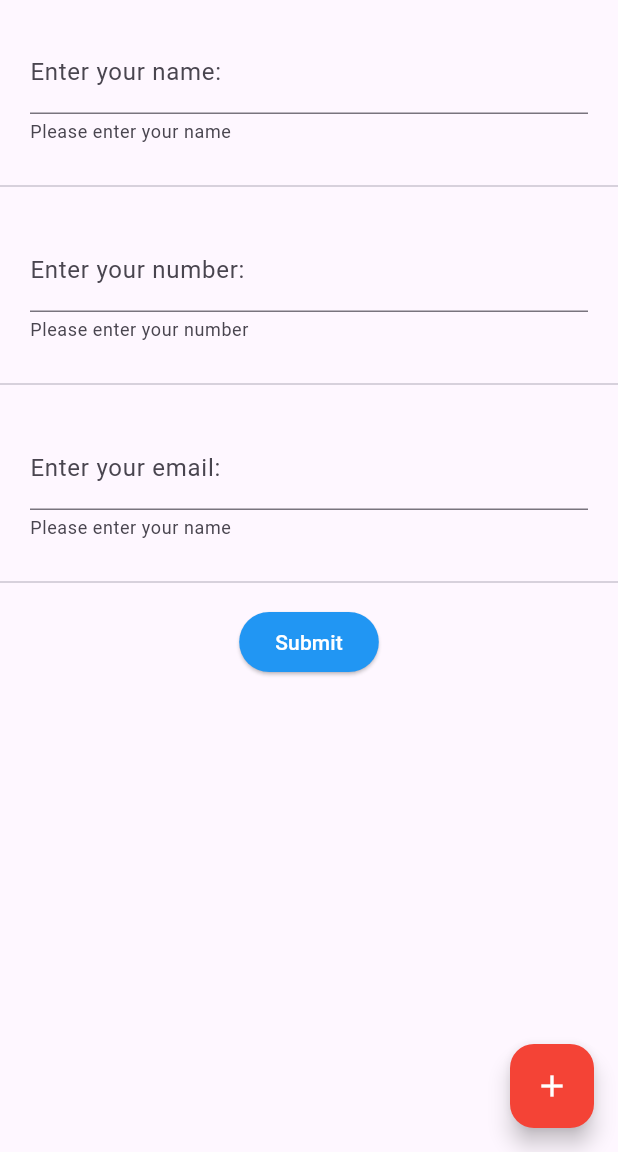
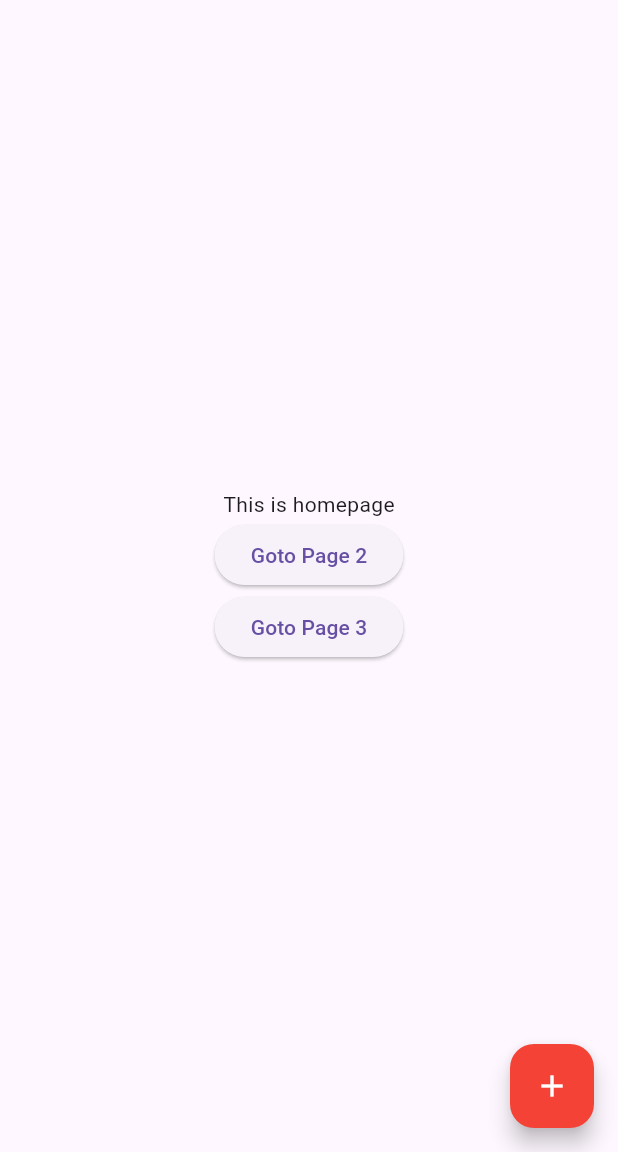
Before and after one commit to iliyasrobin/myflutterpractice, a Flutter app: the screen it shows after launch, on a phone screen of 412 x 824 dp, the part 84-1236 px from its top. Run offline on Flutter 3.47's test engine with Material 3 defaults, Android fonts, the phone set to English and light mode, and no system bars.

```diff
--- a/lib/main.dart
+++ b/lib/main.dart
@@ -27,83 +27,19 @@ class Home extends StatelessWidget {
         backgroundColor: Colors.blue,
         foregroundColor: Colors.white,
       ),
-      body: SingleChildScrollView(
-        child: Column(
-          mainAxisAlignment: MainAxisAlignment.start,
-          crossAxisAlignment: CrossAxisAlignment.start,
-          children: [
-            Padding(
-             padding: const EdgeInsets.all(20),
-             child: TextField(
-               decoration: InputDecoration(
-                 hintText: "Enter your name",
-                 helperText: "Please enter your name",
-                 prefix: Text("Name: "),
-                 // suffix: Text("@gmail.com"),
-                 label: Text("Enter your name:"),
-                 // filled: false,
-                 // fillColor: Colors.green,
-               ),
-             ),
-           ),
-
-            //using divider
-            Divider(),
-            //using divider
-
-            Padding(
-              padding: const EdgeInsets.all(20),
-              child: TextField(
-                keyboardType: TextInputType.number,
-                decoration: InputDecoration(
-                  hintText: "Enter your Number",
-                  helperText: "Please enter your number",
-                  prefix: Text("+880"),
-                  label: Text("Enter your number:"),
-                ),
-              ),
-            ),
-
-
-            //using divider
-            Divider(),
-            //using divider
-
-
-            Padding(
-              padding: const EdgeInsets.all(20),
-              child: TextField(
-                decoration: InputDecoration(
-                  hintText: "Enter your email",
-                  helperText: "Please enter your name",
-                  label: Text("Enter your email:"),
-                 suffix: Text("@gmail.com"),
-                ),
-              ),
-
-            ),
-
-
-            //using divider
-            Divider(),
-            //using divider
-
-            Center(
-              child: Padding(
-                padding: const EdgeInsets.all(8),
-                child: ElevatedButton(onPressed: (){
-                  print("Submit button pressed");
-                }, child: Text("Submit"),
-                  style: ElevatedButton.styleFrom(
-                    backgroundColor: Colors.blue,
-                    foregroundColor: Colors.white,
-
-                  )),
-              ),
-            )
-          ],
-        )
-
+      body: Column(
+        mainAxisAlignment: MainAxisAlignment.center,
+        children: [
+          Center(
+            child: Text("This is homepage"),
+          ),
+          ElevatedButton(onPressed: (){
+            Navigator.push(context, MaterialPageRoute(builder: (context)=>Page2()));
+          }, child: Text("Goto Page 2")),
+          ElevatedButton(onPressed: (){
+            Navigator.push(context, MaterialPageRoute(builder: (context)=>Page3()));
+          }, child: Text("Goto Page 3")),
+        ],
       ),
       floatingActionButton: FloatingActionButton(
         onPressed: () {
@@ -116,3 +52,79 @@ class Home extends StatelessWidget {
     );
   }
 }
+
+class Page2 extends StatelessWidget {
+  const Page2({super.key});
+
+  @override
+  Widget build(BuildContext context) {
+    return Scaffold(
+      appBar: AppBar(
+        centerTitle: true,
+        title: Text("My App"),
+        backgroundColor: Colors.blue,
+        foregroundColor: Colors.white,
+      ),
+      body: Column(
+        mainAxisAlignment: MainAxisAlignment.center,
+        children: [
+          Center(
+            child: Text("This is page 2"),
+          ),
+          ElevatedButton(onPressed: (){
+            Navigator.push(context, MaterialPageRoute(builder: (context)=>Home()));
+          }, child: Text("Goto Page Home")),
+          ElevatedButton(onPressed: (){
+            Navigator.push(context, MaterialPageRoute(builder: (context)=>Page3()));
+          }, child: Text("Goto Page 3")),
+        ],
+      ),
+      floatingActionButton: FloatingActionButton(
+        onPressed: () {
+          print("floating button pressed");
+        },
+        child: Icon(Icons.add),
+        backgroundColor: Colors.red,
+        foregroundColor: Colors.white,
+      ),
+    );;
+  }
+}
+
+class Page3 extends StatelessWidget {
+  const Page3({super.key});
+
+  @override
+  Widget build(BuildContext context) {
+    return Scaffold(
+      appBar: AppBar(
+        centerTitle: true,
+        title: Text("My App"),
+        backgroundColor: Colors.blue,
+        foregroundColor: Colors.white,
+      ),
+      body: Column(
+        mainAxisAlignment: MainAxisAlignment.center,
+        children: [
+          Center(
+            child: Text("This is page 3"),
+          ),
+          ElevatedButton(onPressed: (){
+            Navigator.push(context, MaterialPageRoute(builder: (context)=>Home()));
+          }, child: Text("Goto Home Page ")),
+          ElevatedButton(onPressed: (){
+            Navigator.push(context, MaterialPageRoute(builder: (context)=>Page2()));
+          }, child: Text("Goto Page 2")),
+        ],
+      ),
+      floatingActionButton: FloatingActionButton(
+        onPressed: () {
+          print("floating button pressed");
+        },
+        child: Icon(Icons.add),
+        backgroundColor: Colors.red,
+        foregroundColor: Colors.white,
+      ),
+    );;
+  }
+}
```
Also changed, not shown: lib/Navigator.dart (added, +113 -0 lines).
